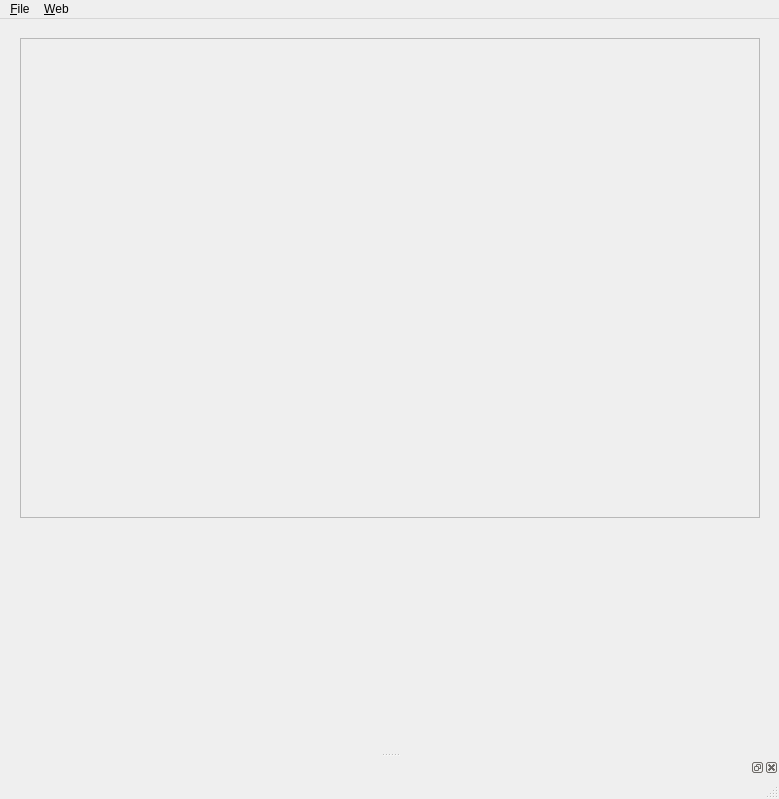
Before: the Qt Designer form vqbmainwindow.ui in sarslanhan/vqb, drawn with Qt 5.
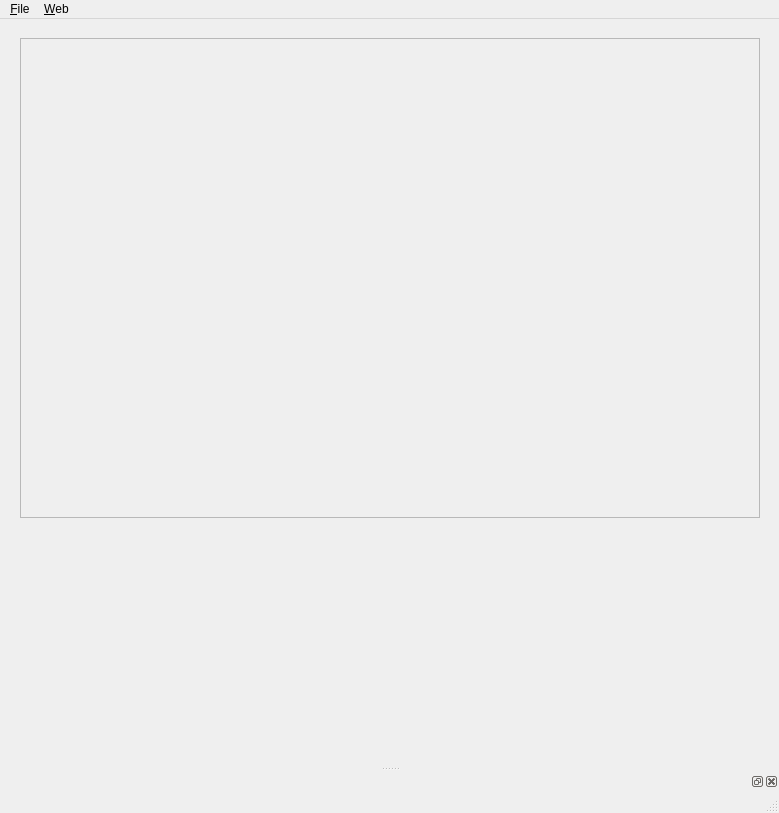
After: the same form once the commit is applied. The open tabs and pages were chosen to show the change.

The edit to the form file:
```diff
--- a/vqbmainwindow.ui
+++ b/vqbmainwindow.ui
@@ -7,7 +7,7 @@
     <x>0</x>
     <y>0</y>
     <width>779</width>
-    <height>799</height>
+    <height>813</height>
    </rect>
   </property>
   <property name="font">
```
Left out of the diff: 12 changed lines with no effect on the pictures.
